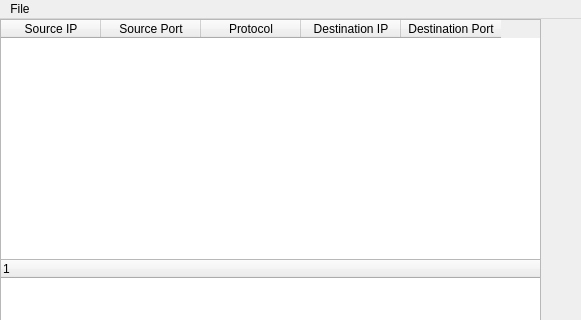
Qt form scapygui/main.ui (Steven147/information-security-contest) before a commit; both pictures show x 0 to 581 and y 0 to 320 of the 838 by 521 pixel window.
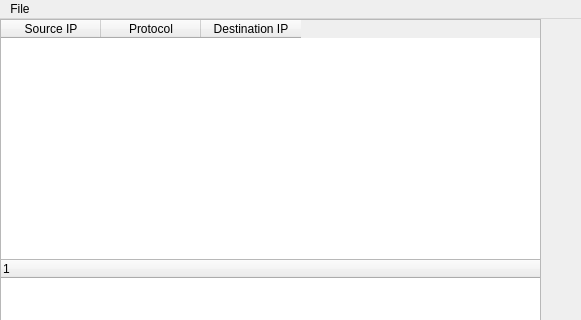
The same form after that commit.

```diff
--- a/scapygui/main.ui
+++ b/scapygui/main.ui
@@ -28,11 +28,6 @@
       <string>Source IP</string>
      </property>
     </column>
-    <column>
-     <property name="text">
-      <string>Source Port</string>
-     </property>
-    </column>
     <column>
      <property name="text">
       <string>Protocol</string>
@@ -43,11 +38,6 @@
       <string>Destination IP</string>
      </property>
     </column>
-    <column>
-     <property name="text">
-      <string>Destination Port</string>
-     </property>
-    </column>
    </widget>
    <widget class="QTreeWidget" name="analysis">
     <property name="geometry">
```
Left out of the diff: 5 changed lines with no effect on the pictures.
